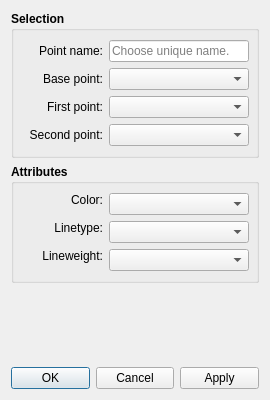
FashionFreedom/Seamly2D, file src/libs/vtools/dialogs/tools/dialogheight.ui: the form before one commit.
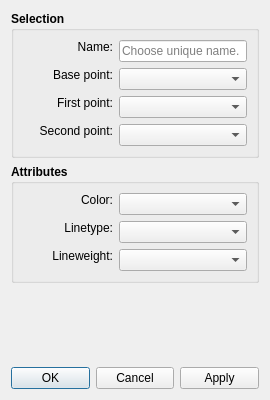
The form after the commit. Icons and pictures are not drawn. Custom widgets are drawn as their Qt base class.

Diff of the .ui file:
```diff
--- a/src/libs/vtools/dialogs/tools/dialogheight.ui
+++ b/src/libs/vtools/dialogs/tools/dialogheight.ui
@@ -32,7 +32,6 @@
      <property name="font">
       <font>
        <pointsize>9</pointsize>
-       <weight>75</weight>
        <bold>true</bold>
       </font>
      </property>
@@ -41,8 +40,11 @@
      </property>
      <layout class="QVBoxLayout" name="verticalLayout">
       <item>
-       <layout class="QHBoxLayout" name="horizontalLayout">
-        <item>
+       <layout class="QFormLayout" name="formLayout">
+        <property name="labelAlignment">
+         <set>Qt::AlignRight|Qt::AlignTrailing|Qt::AlignVCenter</set>
+        </property>
+        <item row="0" column="0">
          <widget class="QLabel" name="labelEditNamePoint">
           <property name="sizePolicy">
            <sizepolicy hsizetype="Fixed" vsizetype="Fixed">
@@ -52,35 +54,35 @@
           </property>
           <property name="minimumSize">
            <size>
-            <width>80</width>
+            <width>90</width>
             <height>0</height>
            </size>
           </property>
           <property name="font">
            <font>
-            <weight>50</weight>
+            <pointsize>9</pointsize>
             <bold>false</bold>
            </font>
           </property>
           <property name="text">
-           <string>Point name:</string>
+           <string>Name:</string>
           </property>
           <property name="alignment">
            <set>Qt::AlignRight|Qt::AlignTrailing|Qt::AlignVCenter</set>
           </property>
          </widget>
         </item>
-        <item>
+        <item row="0" column="1">
          <widget class="QLineEdit" name="lineEditNamePoint">
           <property name="minimumSize">
            <size>
-            <width>140</width>
+            <width>80</width>
             <height>0</height>
            </size>
           </property>
           <property name="font">
            <font>
-            <weight>50</weight>
+            <pointsize>9</pointsize>
             <bold>false</bold>
            </font>
           </property>
@@ -92,11 +94,7 @@
           </property>
          </widget>
         </item>
-       </layout>
-      </item>
-      <item>
-       <layout class="QHBoxLayout" name="horizontalLayout_2">
-        <item>
+        <item row="1" column="0">
          <widget class="QLabel" name="labelBasePoint">
           <property name="sizePolicy">
            <sizepolicy hsizetype="Fixed" vsizetype="Fixed">
@@ -106,13 +104,13 @@
           </property>
           <property name="minimumSize">
            <size>
-            <width>80</width>
+            <width>90</width>
             <height>0</height>
            </size>
           </property>
           <property name="font">
            <font>
-            <weight>50</weight>
+            <pointsize>9</pointsize>
             <bold>false</bold>
            </font>
           </property>
@@ -124,27 +122,23 @@
           </property>
          </widget>
         </item>
-        <item>
+        <item row="1" column="1">
          <widget class="QComboBox" name="comboBoxBasePoint">
           <property name="minimumSize">
            <size>
-            <width>140</width>
+            <width>80</width>
             <height>0</height>
            </size>
           </property>
           <property name="font">
            <font>
-            <weight>50</weight>
+            <pointsize>9</pointsize>
             <bold>false</bold>
            </font>
           </property>
          </widget>
         </item>
-       </layout>
-      </item>
-      <item>
-       <layout class="QHBoxLayout" name="horizontalLayout_3">
-        <item>
+        <item row="2" column="0">
          <widget class="QLabel" name="labelFirstLinePoint">
           <property name="sizePolicy">
            <sizepolicy hsizetype="Fixed" vsizetype="Fixed">
@@ -154,13 +148,13 @@
           </property>
           <property name="minimumSize">
            <size>
-            <width>80</width>
+            <width>90</width>
             <height>0</height>
            </size>
           </property>
           <property name="font">
            <font>
-            <weight>50</weight>
+            <pointsize>9</pointsize>
             <bold>false</bold>
            </font>
           </property>
@@ -172,27 +166,23 @@
           </property>
          </widget>
         </item>
-        <item>
+        <item row="2" column="1">
          <widget class="QComboBox" name="comboBoxP1Line">
           <property name="minimumSize">
            <size>
-            <width>140</width>
+            <width>80</width>
             <height>0</height>
            </size>
           </property>
           <property name="font">
            <font>
-            <weight>50</weight>
+            <pointsize>9</pointsize>
             <bold>false</bold>
            </font>
           </property>
          </widget>
         </item>
-       </layout>
-      </item>
-      <item>
-       <layout class="QHBoxLayout" name="horizontalLayout_4">
-        <item>
+        <item row="3" column="0">
          <widget class="QLabel" name="labelSecondLinePoint">
           <property name="sizePolicy">
            <sizepolicy hsizetype="Fixed" vsizetype="Fixed">
@@ -202,13 +192,13 @@
           </property>
           <property name="minimumSize">
            <size>
-            <width>80</width>
+            <width>90</width>
             <height>0</height>
            </size>
           </property>
           <property name="font">
            <font>
-            <weight>50</weight>
+            <pointsize>9</pointsize>
             <bold>false</bold>
            </font>
           </property>
@@ -220,17 +210,17 @@
           </property>
          </widget>
         </item>
-        <item>
+        <item row="3" column="1">
          <widget class="QComboBox" name="comboBoxP2Line">
           <property name="minimumSize">
            <size>
-            <width>140</width>
+            <width>80</width>
             <height>0</height>
            </size>
           </property>
           <property name="font">
            <font>
-            <weight>50</weight>
+            <pointsize>9</pointsize>
             <bold>false</bold>
            </font>
           </property>
@@ -252,7 +242,6 @@
      <property name="font">
       <font>
        <pointsize>9</pointsize>
-       <weight>75</weight>
        <bold>true</bold>
       </font>
      </property>
@@ -262,6 +251,9 @@
      <layout class="QVBoxLayout" name="verticalLayout_4">
       <item>
        <layout class="QFormLayout" name="formLayout_2">
+        <property name="labelAlignment">
+         <set>Qt::AlignRight|Qt::AlignTrailing|Qt::AlignVCenter</set>
+        </property>
         <item row="1" column="0">
          <widget class="QLabel" name="lineType_Label">
           <property name="sizePolicy">
@@ -272,7 +264,7 @@
           </property>
           <property name="minimumSize">
            <size>
-            <width>80</width>
+            <width>90</width>
             <height>0</height>
            </size>
           </property>
@@ -285,7 +277,6 @@
           <property name="font">
            <font>
             <pointsize>9</pointsize>
-            <weight>50</weight>
             <bold>false</bold>
            </font>
           </property>
@@ -307,7 +298,7 @@
           </property>
           <property name="minimumSize">
            <size>
-            <width>140</width>
+            <width>80</width>
             <height>0</height>
            </size>
           </property>
@@ -320,7 +311,6 @@
           <property name="font">
            <font>
             <pointsize>9</pointsize>
-            <weight>50</weight>
             <bold>false</bold>
            </font>
           </property>
@@ -336,7 +326,7 @@
           </property>
           <property name="minimumSize">
            <size>
-            <width>80</width>
+            <width>90</width>
             <height>0</height>
            </size>
           </property>
@@ -349,7 +339,6 @@
           <property name="font">
            <font>
             <pointsize>9</pointsize>
-            <weight>50</weight>
             <bold>false</bold>
            </font>
           </property>
@@ -371,14 +360,13 @@
           </property>
           <property name="minimumSize">
            <size>
-            <width>140</width>
+            <width>80</width>
             <height>0</height>
            </size>
           </property>
           <property name="font">
            <font>
             <pointsize>9</pointsize>
-            <weight>50</weight>
             <bold>false</bold>
            </font>
           </property>
@@ -394,7 +382,7 @@
           </property>
           <property name="minimumSize">
            <size>
-            <width>80</width>
+            <width>90</width>
             <height>0</height>
            </size>
           </property>
@@ -407,7 +395,6 @@
           <property name="font">
            <font>
             <pointsize>9</pointsize>
-            <weight>50</weight>
             <bold>false</bold>
            </font>
           </property>
@@ -429,14 +416,13 @@
           </property>
           <property name="minimumSize">
            <size>
-            <width>140</width>
+            <width>80</width>
             <height>0</height>
            </size>
           </property>
           <property name="font">
            <font>
             <pointsize>9</pointsize>
-            <weight>50</weight>
             <bold>false</bold>
            </font>
           </property>
```
